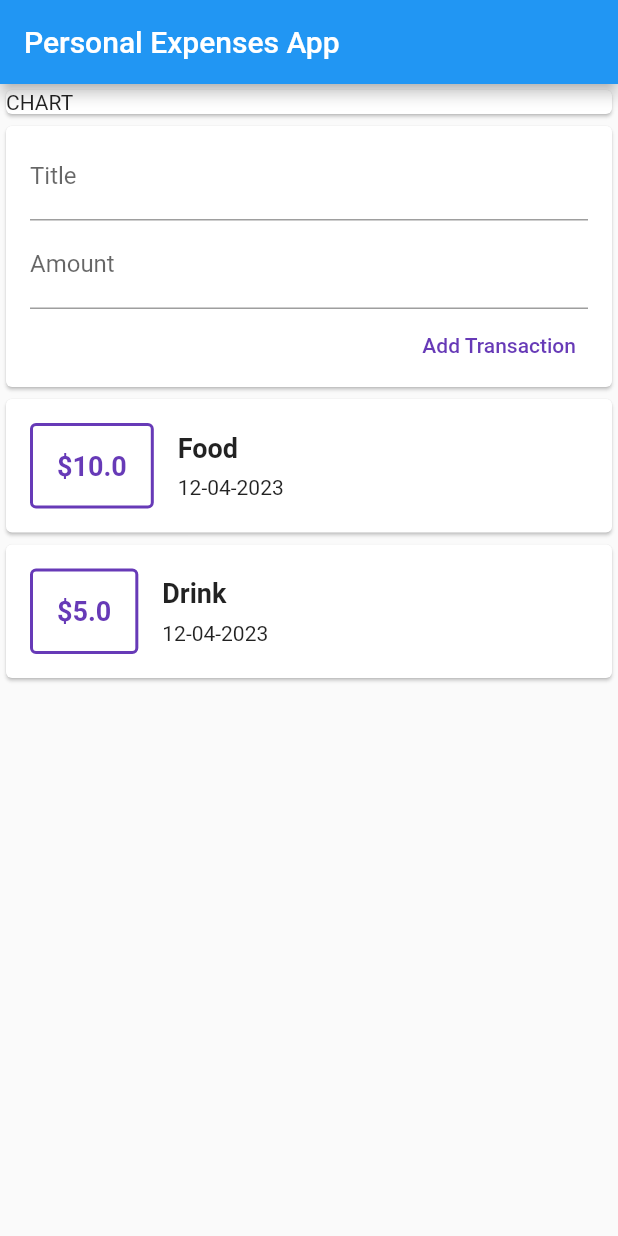
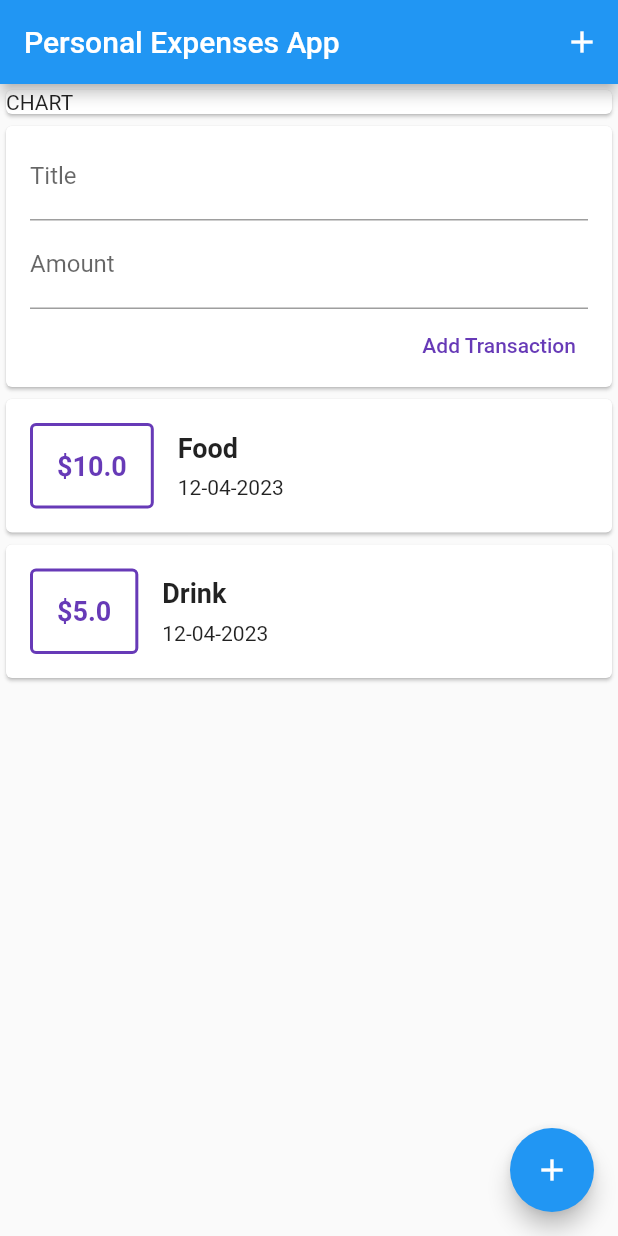
Before and after one commit to ducvt97/learn-flutter, a Flutter app: the screen it shows after launch, on a phone screen of 412 x 824 dp. Run offline on Flutter 3.47's test engine with Material 2 defaults, Android fonts, the phone set to English and light mode, and no system bars.

Commit message:
Update Personal Expenses app

```diff
--- a/personal_expenses/lib/main.dart
+++ b/personal_expenses/lib/main.dart
@@ -23,7 +23,12 @@ class MyHomePage extends StatelessWidget {
   @override
   Widget build(BuildContext context) {
     return Scaffold(
-      appBar: AppBar(title: const Text('Personal Expenses App')),
+      appBar: AppBar(
+        title: const Text('Personal Expenses App'),
+        actions: [
+          IconButton(onPressed: () {}, icon: const Icon(Icons.add)),
+        ],
+      ),
       body: SingleChildScrollView(
         child: Column(children: [
           Container(
@@ -35,6 +40,10 @@ class MyHomePage extends StatelessWidget {
           const UserTransactions(),
         ]),
       ),
+      floatingActionButton: FloatingActionButton(
+        onPressed: () {},
+        child: const Icon(Icons.add),
+      ),
     );
   }
 }
--- a/personal_expenses/lib/widgets/new_transaction.dart
+++ b/personal_expenses/lib/widgets/new_transaction.dart
@@ -21,6 +21,8 @@ class NewTransaction extends StatelessWidget {
             ),
             TextField(
               decoration: const InputDecoration(labelText: 'Amount'),
+              keyboardType:
+                  const TextInputType.numberWithOptions(decimal: true),
               controller: amountController,
             ),
             TextButton(
--- a/personal_expenses/lib/widgets/transaction_list.dart
+++ b/personal_expenses/lib/widgets/transaction_list.dart
@@ -8,10 +8,14 @@ class TransactionList extends StatelessWidget {
 
   @override
   Widget build(BuildContext context) {
-    return Column(
-      children: [
-        ...transactions.map((item) => TransactionItem(transaction: item)),
-      ],
+    return Container(
+      height: 400,
+      child: ListView.builder(
+        itemBuilder: (context, index) => TransactionItem(
+          transaction: transactions[index],
+        ),
+        itemCount: transactions.length,
+      ),
     );
   }
 }
```
